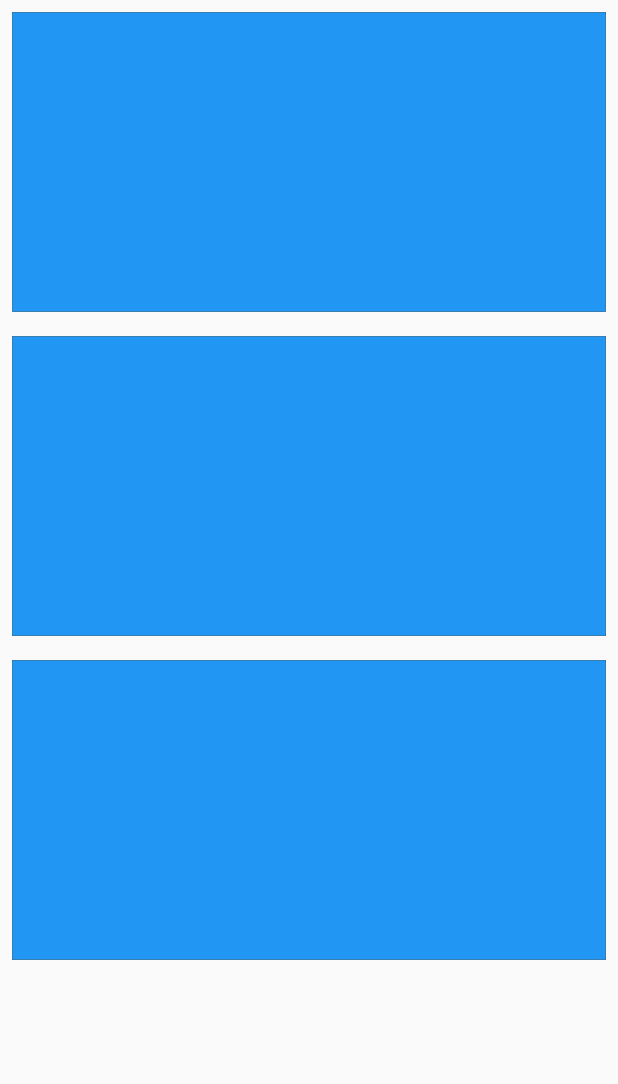
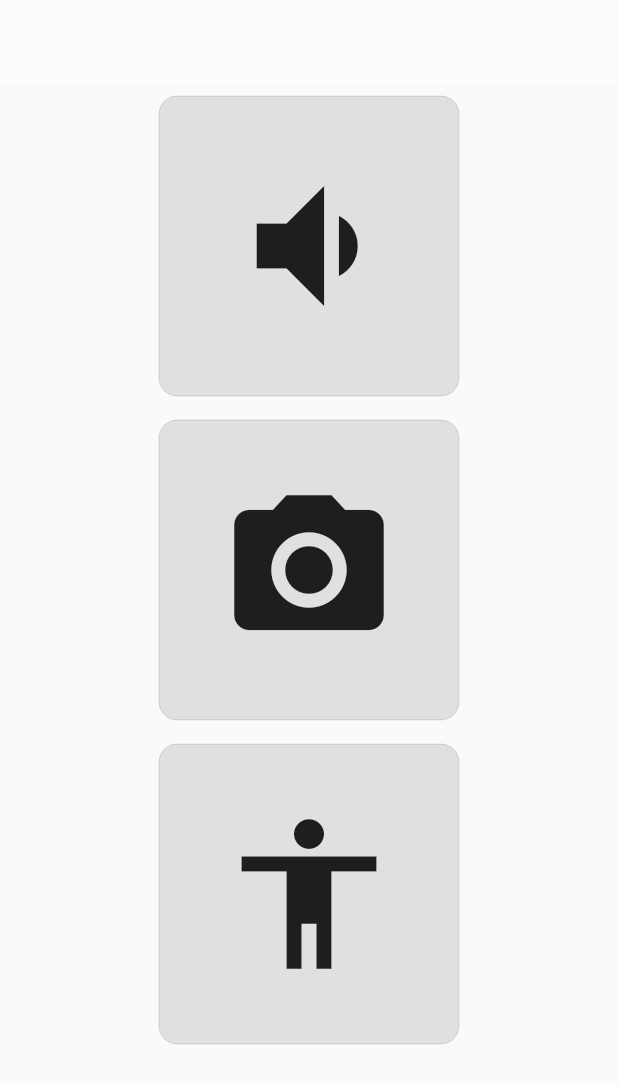
Before and after one commit to shehabelden/disabilities, a Flutter app: the MainScreen screen opened directly, on a phone screen of 412 x 824 dp. Shown: the top 1084 px of the screen. Run offline on Flutter 3.47's test engine with Material 2 defaults, Android fonts, the light colour scheme and no system bars; our stand-ins replace dio, flutter_tts, shared_preferences, speech_to_text; accounts and stored records are empty.

Commit message:
new desin

```diff
--- a/lib/Presentation/main screen/main_screen_badge.dart
+++ b/lib/Presentation/main screen/main_screen_badge.dart
@@ -1,15 +1,22 @@
 import 'package:disabilities/app/utils/sounds.dart';
 import 'package:disabilities/app/utils/static_var.dart';
 import 'package:flutter/material.dart';
+import '../Text to Voice.dart';
 class MainScreen extends StatelessWidget {
   const MainScreen({Key? key}) : super(key: key);
   @override
   Widget build(BuildContext context){
+    List icon=[
+      Icons.volume_down,
+      Icons.camera_alt,
+      Icons.accessibility_sharp,
+    ];
     return Scaffold(
-           body:SizedBox(
-             width:double.infinity,
-             height: 800,
-             child: ListView.builder(
+      appBar: AppBar(
+        backgroundColor: Colors.white30,
+        elevation: 0,
+      ),
+           body:ListView.builder(
               itemCount:3,
                physics:const NeverScrollableScrollPhysics(),
                itemBuilder: (c,index){
@@ -19,24 +26,36 @@ class MainScreen extends StatelessWidget {
                  onPanStart: (p){
                    Sounds.start(StaticVar().homeBadgeSound[index]);
                  },
-                   // onTap: (){
-                   //   Sounds.start(StaticVar().homeBadgeSound[index]);
-                   //   print("taped");
-                   // },
+                 onTap: (){
+                     Navigator.of(context).push(
+                         MaterialPageRoute(
+                           builder: (context) =>const TextToVoice() ,
+                         )
+                     );
+
+                 },
+                 child: Center(
                    child: Container(
                      height: 200,
+                     width: 200,
+                     alignment: Alignment.center,
                      decoration: BoxDecoration(
-                       color: Colors.blue,
+                       color: Colors.grey.shade300,
+                       borderRadius: BorderRadius.circular(12),
                        border: Border.all(
                          color: Colors.grey.shade900,
-                         width: .2,
+                         width: .1,
+                       ),
+                     ),
+                     child: Icon(
+                       icon[index],
+                       size: 120,
                      ),
                    ),
                  ),
                ),
              );
            }),
-           ),
     );
   }
 }
--- a/lib/main.dart
+++ b/lib/main.dart
@@ -2,7 +2,6 @@ import 'package:disabilities/Presentation/main%20screen/main_screen_badge.dart';
 import 'package:disabilities/app/utils/sounds.dart';
 import 'package:flutter/material.dart';
 
-import 'Presentation/Text to Voice.dart';
 void main() async{
   WidgetsFlutterBinding.ensureInitialized();
   await Sounds().initSpeech() ;
@@ -15,10 +14,15 @@ class MyApp extends StatelessWidget {
   Widget build(BuildContext context) {
     return MaterialApp(
       title: 'Flutter Demo',
+      initialRoute: '/',
+      routes: {
+        '/voice': (context) => const MainScreen(),
+      },
+
       theme: ThemeData(
         primarySwatch: Colors.blue,
       ),
-      home: const TextToVoice(),
+      home: const MainScreen(),
     );
   }
 }
```
Also changed, not shown: 1 other file. Lines whose indentation alone changed are shown as unchanged.
